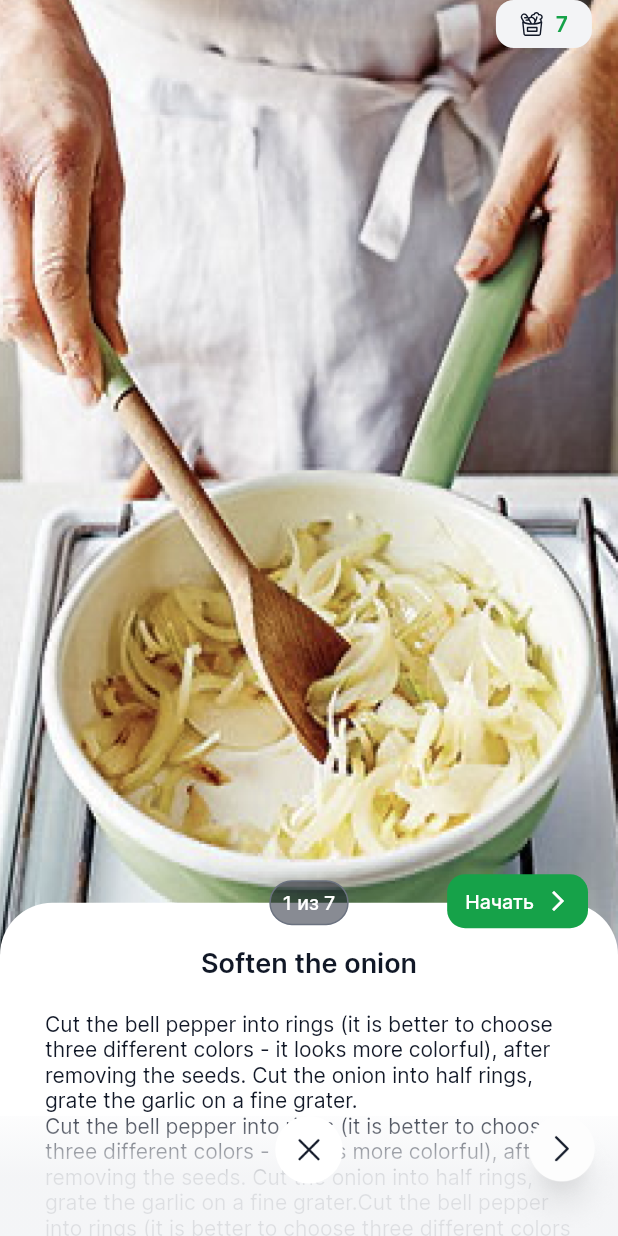
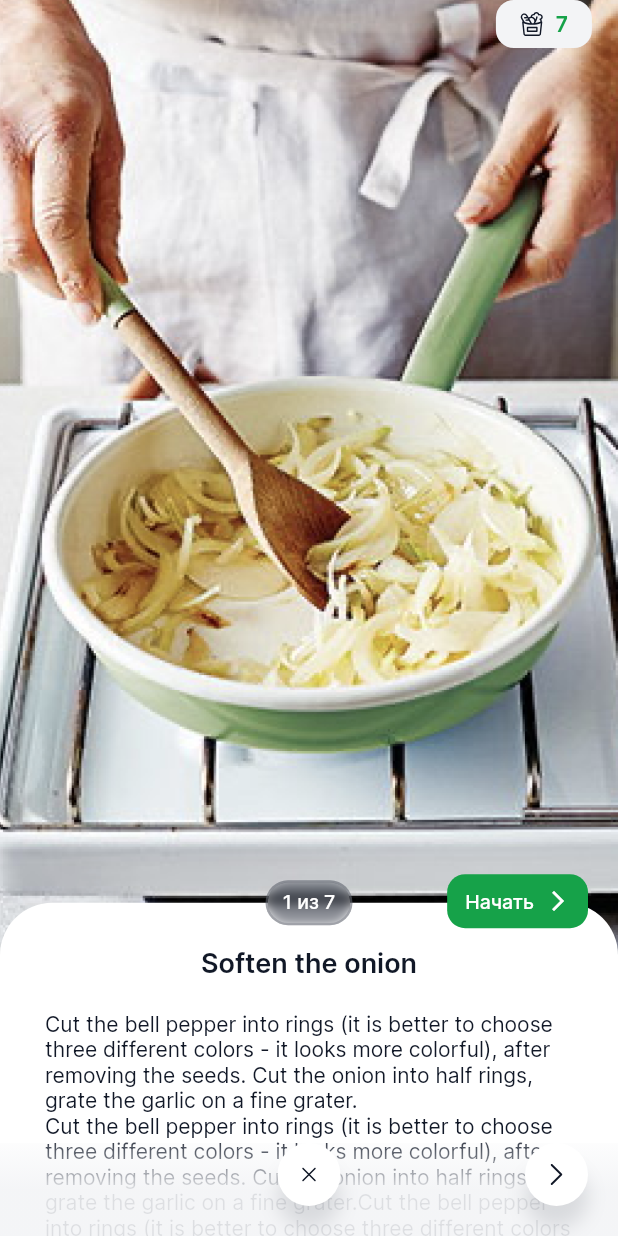
Before and after one commit to Javoh29/iChef, a Flutter app: the RecipeStep screen opened directly, on a phone screen of 412 x 824 dp. Run offline on Flutter 3.47's test engine with Material 2 defaults, Android fonts, the phone set to English and light mode, and no system bars; drawn by our look-alikes of sliding_up_panel; our stand-ins replace flutter_svg.

Commit message:
reviewed and fixed and small changes

```diff
--- a/lib/config/constants/assets.dart
+++ b/lib/config/constants/assets.dart
@@ -66,11 +66,15 @@ class _Icons extends _AssetsHolder {
 
   String get backArrow => '$basePath/ic_back_arrow.svg';
 
+  String get nextArrow => '$basePath/ic_next_arrow.svg';
+
   String get search => '$basePath/ic_search.svg';
 
   String get playBtn => '$basePath/ic_play_btn.svg';
 
   String get coffee => "$basePath/ic_coffee.png";
+
+  String get cancel => "$basePath/ic_cancel.svg";
 }
 
 class _Images extends _AssetsHolder {
@@ -92,13 +96,5 @@ class _Images extends _AssetsHolder {
 
   String get recipePrepaireOne => "$basePath/img_prepaire_one.png";
 
-  String get previous => "$basePath/img_previous.png";
-
-  String get next => "$basePath/img_next.png";
-
-  String get cancel => "$basePath/img_cancel.png";
-
   String get smile => "$basePath/img_smile.png";
-
-
 }
--- /dev/null
+++ b/lib/presentation/components/blured_panel.dart
@@ -0,0 +1,45 @@
+import 'dart:ui';
+
+import 'package:flutter/material.dart';
+
+import '../../config/constants/app_colors.dart';
+import '../../config/constants/app_decorations.dart';
+
+class BluredPanel extends StatelessWidget {
+  const BluredPanel(
+      {Key? key,
+      required this.widget,
+      required this.mHeight,
+      required this.mPadding,
+      required this.mBorderRadius,
+      this.mMargin})
+      : super(key: key);
+  final Widget widget;
+  final double mHeight;
+  final EdgeInsets mPadding;
+  final EdgeInsets? mMargin;
+  final double mBorderRadius;
+
+  @override
+  Widget build(BuildContext context) {
+    return Container(
+      height: mHeight,
+      margin: mMargin,
+      decoration: AppDecorations.defDecor.copyWith(
+        color: AppColors.metalColor.shade70.withOpacity(0.5),
+        borderRadius: BorderRadius.circular(mBorderRadius),
+        border: Border.all(color: AppColors.baseLight.shade20, width: 1.5),
+      ),
+      child: ClipRRect(
+        borderRadius: BorderRadius.circular(mBorderRadius),
+        child: BackdropFilter(
+          filter: ImageFilter.blur(sigmaX: 4, sigmaY: 4),
+          child: Padding(
+            padding: mPadding,
+            child: widget,
+          ),
+        ),
+      ),
+    );
+  }
+}
--- /dev/null
+++ b/lib/presentation/components/svg_circle_button.dart
@@ -0,0 +1,54 @@
+import 'package:flutter/material.dart';
+import 'package:flutter_svg/flutter_svg.dart';
+import 'package:ichef/presentation/widgets/scale_widget.dart';
+
+import '../../config/constants/app_colors.dart';
+
+class SvgCircleButton extends StatelessWidget {
+  const SvgCircleButton(
+      {Key? key,
+      required this.size,
+      required this.mOnTap,
+      required this.icon,
+      this.bgColor,
+      this.iconSize,
+      this.iconColor})
+      : super(key: key);
+
+  final Function() mOnTap;
+  final double size;
+  final double? iconSize;
+  final Color? bgColor;
+  final String icon;
+  final Color? iconColor;
+
+  @override
+  Widget build(BuildContext context) {
+    return ScaleWidget(
+      mOnTap: mOnTap,
+      scale: .7,
+      child: Container(
+        height: size,
+        width: size,
+        alignment: Alignment.center,
+        decoration: BoxDecoration(
+          shape: BoxShape.circle,
+          color: bgColor ?? AppColors.baseLight.shade100,
+          boxShadow: [
+            BoxShadow(
+              color: AppColors.metalColor.shade100.withOpacity(.12),
+              blurRadius: 10,
+              offset: const Offset(0, 15),
+            ),
+          ],
+        ),
+        child: SvgPicture.asset(
+          icon,
+          height: iconSize ?? 16,
+          width: iconSize ?? 16,
+          color: iconColor,
+        ),
+      ),
+    );
+  }
+}
--- a/lib/presentation/pages/home/recipe_info_page.dart
+++ b/lib/presentation/pages/home/recipe_info_page.dart
@@ -1,5 +1,3 @@
-import 'dart:ui';
-
 import 'package:flutter/material.dart';
 import 'package:flutter_svg/svg.dart';
 import 'package:ichef/config/constants/app_decorations.dart';
@@ -12,6 +10,7 @@ import '../../../config/constants/app_text_styles.dart';
 import '../../../config/constants/assets.dart';
 import '../../../config/constants/local_data.dart';
 import '../../../data/models/recipe_model.dart';
+import '../../components/blured_panel.dart';
 
 class RecipeInfoPage extends StatefulWidget {
   const RecipeInfoPage({required this.model, Key? key}) : super(key: key);
@@ -158,23 +157,14 @@ class _RecipeInfoPageState extends State<RecipeInfoPage> {
                 // #back button
                 IconButton(
                   onPressed: () => Navigator.pop(context),
-                  icon: SvgPicture.asset(Assets.icons.backArrow),
+                  icon: SvgPicture.asset(Assets.icons.backArrow,),
                 ),
                 // #time and views
-                Container(
-                  height: 28,
-                  decoration: AppDecorations.defDecor.copyWith(
-                    color: AppColors.metalColor.shade70.withOpacity(0.5),
-                    borderRadius: BorderRadius.circular(18),
-                    border: Border.all(color: AppColors.baseLight.shade20, width: 1.5),
-                  ),
-                  child: ClipRRect(
-                    borderRadius: BorderRadius.circular(18),
-                    child: BackdropFilter(
-                      filter: ImageFilter.blur(sigmaX: 4, sigmaY: 4),
-                      child: Padding(
-                        padding: const EdgeInsets.symmetric(horizontal: 5),
-                        child: Row(
+                BluredPanel(
+                  mHeight: 28,
+                  mPadding: const EdgeInsets.symmetric(horizontal: 5),
+                  mBorderRadius: 18,
+                  widget: Row(
                     mainAxisAlignment: MainAxisAlignment.spaceEvenly,
                     crossAxisAlignment: CrossAxisAlignment.center,
                     children: [
@@ -212,9 +202,6 @@ class _RecipeInfoPageState extends State<RecipeInfoPage> {
                     ],
                   ),
                 ),
-                    ),
-                  ),
-                ),
                 // #search button
                 IconButton(
                   onPressed: () {},
--- a/lib/presentation/pages/home/recipe_step_page.dart
+++ b/lib/presentation/pages/home/recipe_step_page.dart
@@ -1,5 +1,8 @@
 import 'package:flutter/material.dart';
+import 'package:flutter_svg/svg.dart';
 import 'package:ichef/config/constants/assets.dart';
+import 'package:ichef/presentation/components/blured_panel.dart';
+import 'package:ichef/presentation/widgets/drawer_widget.dart';
 import 'package:sliding_up_panel/sliding_up_panel.dart';
 
 import '../../../config/constants/app_colors.dart';
@@ -7,6 +10,7 @@ import '../../../config/constants/app_decorations.dart';
 import '../../../config/constants/app_text_styles.dart';
 import '../../../config/constants/local_data.dart';
 import '../../components/icon_button_action.dart';
+import '../../components/svg_circle_button.dart';
 
 class RecipeStep extends StatefulWidget {
   const RecipeStep({required this.currentStep, required this.stepsLength, Key? key}) : super(key: key);
@@ -18,20 +22,38 @@ class RecipeStep extends StatefulWidget {
 }
 
 class _RecipeStepState extends State<RecipeStep> {
+  final PanelController _panelController = PanelController();
+  final ScrollController _scrollController = ScrollController();
   late int currentStep;
   late int stepsLength;
   bool isVisible = true;
+
   @override
   void initState() {
     super.initState();
     currentStep = widget.currentStep;
     stepsLength = widget.stepsLength;
+    _scrollController.addListener(() {
+      if (_scrollController.offset < -50) {
+        if (_panelController.isPanelOpen) {
+          _panelController.close();
+        }
+      }
+    });
+  }
+
+  @override
+  void dispose() {
+    _scrollController.dispose();
+    super.dispose();
   }
 
   @override
   Widget build(BuildContext context) {
     Size size = MediaQuery.of(context).size;
     return Scaffold(
+      endDrawer: const IngredientsDrawer(),
+      endDrawerEnableOpenDragGesture: false,
       body: Stack(
         children: [
           SlidingUpPanel(
@@ -45,15 +67,16 @@ class _RecipeStepState extends State<RecipeStep> {
                 isVisible = false;
               });
             },
-            backdropColor: Colors.transparent,
             color: Colors.transparent,
             minHeight: size.height * 0.3,
             maxHeight: size.height,
             boxShadow: List.empty(),
+            controller: _panelController,
             panel: recipeInfo(),
             body: Stack(
               children: [
                 Container(
+                  height: size.height * 0.8,
                   decoration: BoxDecoration(
                     image: DecorationImage(
                       image: AssetImage(Assets.images.recipePrepaireOne),
@@ -95,6 +118,7 @@ class _RecipeStepState extends State<RecipeStep> {
       left: 0,
       right: 0,
       child: Container(
+        padding: const EdgeInsets.only(bottom: 20, left: 20, right: 20),
         decoration: BoxDecoration(
           gradient: LinearGradient(
             begin: Alignment.topRight,
@@ -109,48 +133,34 @@ class _RecipeStepState extends State<RecipeStep> {
           crossAxisAlignment: CrossAxisAlignment.start,
           children: [
             currentStep != 1
-                ? GestureDetector(
-                    onTap: () => setState(() {
-                      currentStep -= 1;
-                    }),
-                    child: Image(
-                      image: AssetImage(Assets.images.previous),
-                      width: 80,
-                    ),
-                  )
+                ? SvgCircleButton(
+                    size: 42,
+                    icon: Assets.icons.backArrow,
+                    iconColor: AppColors.metalColor.shade100,
+                    iconSize: 14,
+                    mOnTap: () => setState(() {
+                          currentStep--;
+                        }))
                 : const SizedBox(
-                    width: 80,
-                    height: 80,
+                    width: 42,
+                    height: 42,
                   ),
-            GestureDetector(
-              onTap: () => Navigator.pop(context),
-              child: Container(
-                width: 45,
-                height: 45,
-                alignment: Alignment.center,
-                decoration: const BoxDecoration(
-                  shape: BoxShape.circle,
-                  color: Colors.white,
-                ),
-                child: Image(
-                  image: AssetImage(Assets.images.cancel),
-                  width: 25,
-                ),
-              ),
+            SvgCircleButton(
+              size: 42,
+              icon: Assets.icons.cancel,
+              mOnTap: () => Navigator.pop(context),
             ),
             currentStep != stepsLength
-                ? GestureDetector(
-                    onTap: () => setState(() {
-                      currentStep += 1;
-                    }),
-                    child: Image(
-                      image: AssetImage(Assets.images.next),
-                      width: 80,
-                    ),
-                  )
+                ? SvgCircleButton(
+                    size: 42,
+                    icon: Assets.icons.nextArrow,
+                    iconSize: 14,
+                    mOnTap: () => setState(() {
+                          currentStep++;
+                        }))
                 : const SizedBox(
-                    width: 80,
-                    height: 80,
+                    width: 42,
+                    height: 42,
                   ),
           ],
         ),
@@ -192,7 +202,11 @@ class _RecipeStepState extends State<RecipeStep> {
                 topRight: Radius.circular(35),
               ),
             ),
-            child: Column(
+            child: ListView(
+              padding: EdgeInsets.zero,
+              physics: isVisible ? const NeverScrollableScrollPhysics() : const BouncingScrollPhysics(),
+              shrinkWrap: true,
+              controller: _scrollController,
               children: [
                 Text(
                   stepName,
@@ -222,15 +236,12 @@ class _RecipeStepState extends State<RecipeStep> {
         ),
         Align(
           alignment: Alignment.topCenter,
-          child: Container(
-            margin: const EdgeInsets.only(top: 10),
-            padding: const EdgeInsets.symmetric(horizontal: 8, vertical: 6),
-            decoration: BoxDecoration(
-              borderRadius: BorderRadius.circular(18),
-              color: AppColors.metalColor.shade70.withOpacity(0.5),
-              border: Border.all(color: AppColors.metalColor.shade50),
-            ),
-            child: Text(
+          child: BluredPanel(
+            mBorderRadius: 20,
+            mHeight: 30,
+            mPadding: const EdgeInsets.symmetric(horizontal: 10, vertical: 5),
+            mMargin: const EdgeInsets.only(top: 10),
+            widget: Text(
               '$currentStep из $stepsLength',
               style: AppTextStyles.b3Medium.copyWith(color: AppColors.baseLight.shade100),
             ),
--- /dev/null
+++ b/lib/presentation/widgets/scale_widget.dart
@@ -0,0 +1,114 @@
+import 'package:flutter/foundation.dart';
+import 'package:flutter/material.dart';
+
+class ScaleWidget extends StatefulWidget {
+  const ScaleWidget({
+    required this.child,
+    required this.mOnTap,
+    this.scale = .9,
+    this.isWait = false,
+    this.time = 200,
+    Key? key,
+  }) : super(key: key);
+  final Widget child;
+  final Function() mOnTap;
+  final double scale;
+  final int time;
+  final bool isWait;
+
+  @override
+  State<ScaleWidget> createState() => _ScaleWidgetState();
+}
+
+class _ScaleWidgetState extends State<ScaleWidget> {
+  bool pressed = false;
+  @override
+  Widget build(BuildContext context) {
+    return GestureDetector(
+      onTap: () {
+        setState(() => pressed = true);
+        Future.delayed(Duration(milliseconds: widget.time), () async {
+          setState(() => pressed = false);
+          if (widget.isWait) {
+            widget.mOnTap();
+          } else {
+            Future.delayed(Duration(milliseconds: widget.time), () async {
+              widget.mOnTap();
+            });
+          }
+        });
+      },
+      child: AnimatedTransform(
+        transform: Matrix4.diagonal3Values(pressed ? widget.scale : 1, pressed ? widget.scale : 1, 1.0),
+        transformHitTests: true,
+        duration: Duration(milliseconds: widget.time),
+        curve: Curves.easeOut,
+        alignment: Alignment.center,
+        child: widget.child,
+      ),
+    );
+  }
+}
+
+class AnimatedTransform extends ImplicitlyAnimatedWidget {
+  const AnimatedTransform({
+    Key? key,
+    this.transform,
+    this.origin,
+    this.alignment,
+    this.transformHitTests = true,
+    this.child,
+    Curve curve = Curves.linear,
+    required Duration duration,
+  }) : super(
+          key: key,
+          curve: curve,
+          duration: duration,
+        );
+
+  final Widget? child;
+
+  final Offset? origin;
+
+  final AlignmentGeometry? alignment;
+
+  final bool? transformHitTests;
+
+  final Matrix4? transform;
+
+  @override
+  AnimatedTransformState createState() => AnimatedTransformState();
+}
+
+class AnimatedTransformState extends AnimatedWidgetBaseState<AnimatedTransform> {
+  AlignmentGeometryTween? _alignment;
+  Matrix4Tween? _transform;
+
+  @override
+  void forEachTween(TweenVisitor<dynamic> visitor) {
+    _alignment = visitor(
+            _alignment, widget.alignment, (dynamic value) => AlignmentGeometryTween(begin: value as AlignmentGeometry))
+        as AlignmentGeometryTween;
+    _transform =
+        visitor(_transform, widget.transform, (dynamic value) => Matrix4Tween(begin: value as Matrix4)) as Matrix4Tween;
+  }
+
+  @override
+  Widget build(BuildContext context) {
+    return Transform(
+      transform: _transform?.evaluate(animation) ?? Matrix4.zero(),
+      alignment: _alignment?.evaluate(animation),
+      origin: widget.origin,
+      transformHitTests: widget.transformHitTests ?? true,
+      child: widget.child,
+    );
+  }
+
+  @override
+  void debugFillProperties(DiagnosticPropertiesBuilder description) {
+    super.debugFillProperties(description);
+    description
+        .add(DiagnosticsProperty<AlignmentGeometryTween>('alignment', _alignment, showName: false, defaultValue: null));
+    description.add(ObjectFlagProperty<Matrix4Tween>.has('transform', _transform));
+  }
+}
```
Also changed, not shown: assets/icons/ic_cancel.svg (added), assets/icons/ic_next_arrow.svg (added), assets/images/img_cancel.png (deleted), assets/images/img_next.png (deleted), assets/images/img_previous.png (deleted). Lines whose indentation alone changed are shown as unchanged.
